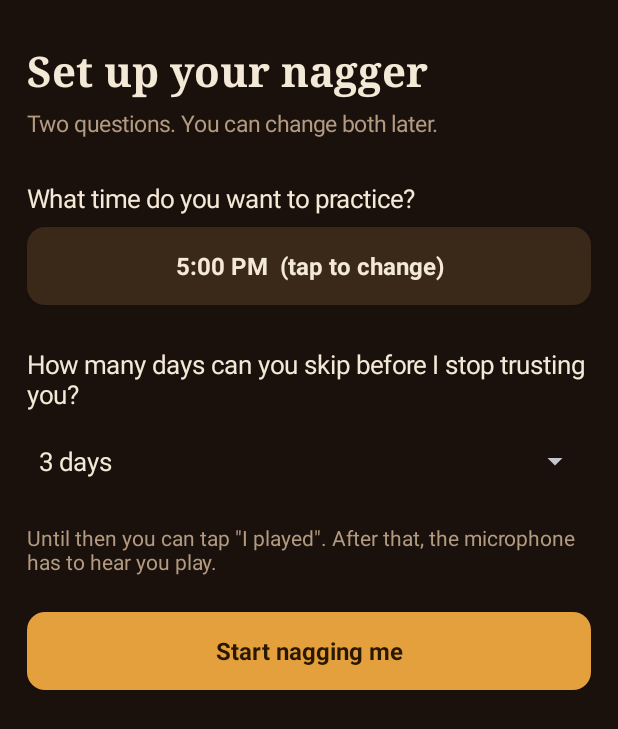
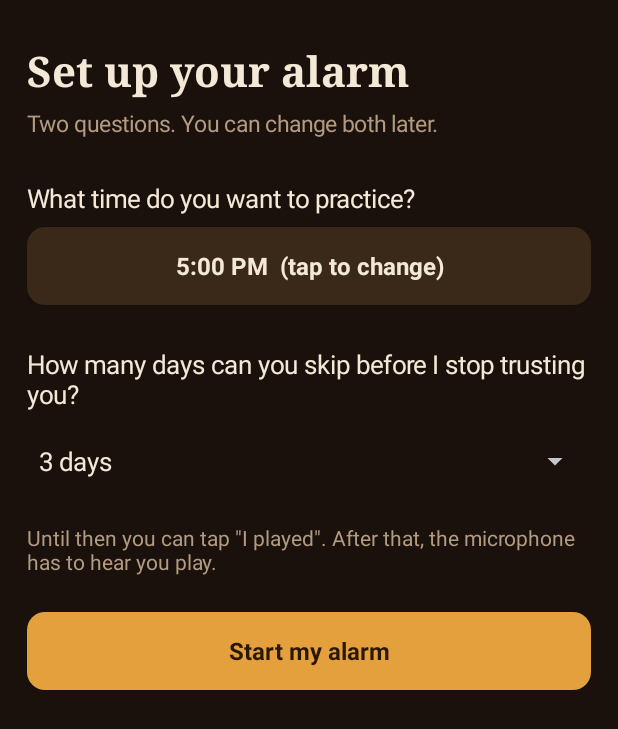
Before and after one commit to violinreminder/MusicianPracticeAlarm, an Android app: the screen it shows after launch (MainActivity), on a phone screen of 412 x 824 dp. Shown: the top 729 px of the screen. Run offline under Robolectric (Android 15) with nearby library versions, the phone set to English and light mode, and no system bars.

Commit message:
Add files via upload

```diff
--- a/app/src/main/java/com/violinnagger/app/MainActivity.kt
+++ b/app/src/main/java/com/violinnagger/app/MainActivity.kt
@@ -347,7 +347,7 @@ class MainActivity : Activity() {
 
     private fun buildSetup() {
         setupPanel = vbox()
-        add(setupPanel, tv("Set up your nagger", 28f, TEXT, true, true))
+        add(setupPanel, tv("Set up your alarm", 28f, TEXT, true, true))
         add(setupPanel, tv("Two questions. You can change both later.", 15f, MUTED), 6)
         add(setupPanel, tv("What time do you want to practice?", 17f), 28)
         setupTimeBtn = btn("", false) {
@@ -365,7 +365,7 @@ class MainActivity : Activity() {
             tv("Until then you can tap \"I played\". After that, the microphone has to hear you play.", 14f, MUTED),
             16
         )
-        add(setupPanel, btn("Start nagging me", true) { finishSetup() }, 24)
+        add(setupPanel, btn("Start my alarm", true) { finishSetup() }, 24)
         updateSetupTime()
         root.addView(setupPanel, LinearLayout.LayoutParams(MATCH, WRAP))
     }
@@ -566,7 +566,7 @@ class MainActivity : Activity() {
         val need = Store.needMinutes(this)
         if (done && justDone) {
             headlineTv.text = "Nice. $need minutes done."
-            sublineTv.text = "Nagging is off until tomorrow. Trust restored."
+            sublineTv.text = "Reminders are off until tomorrow. Trust restored."
         } else if (done) {
             headlineTv.text = "You played today."
             sublineTv.text = if (Store.log(this)[Practice.today().toString()] == "mic") {
```
